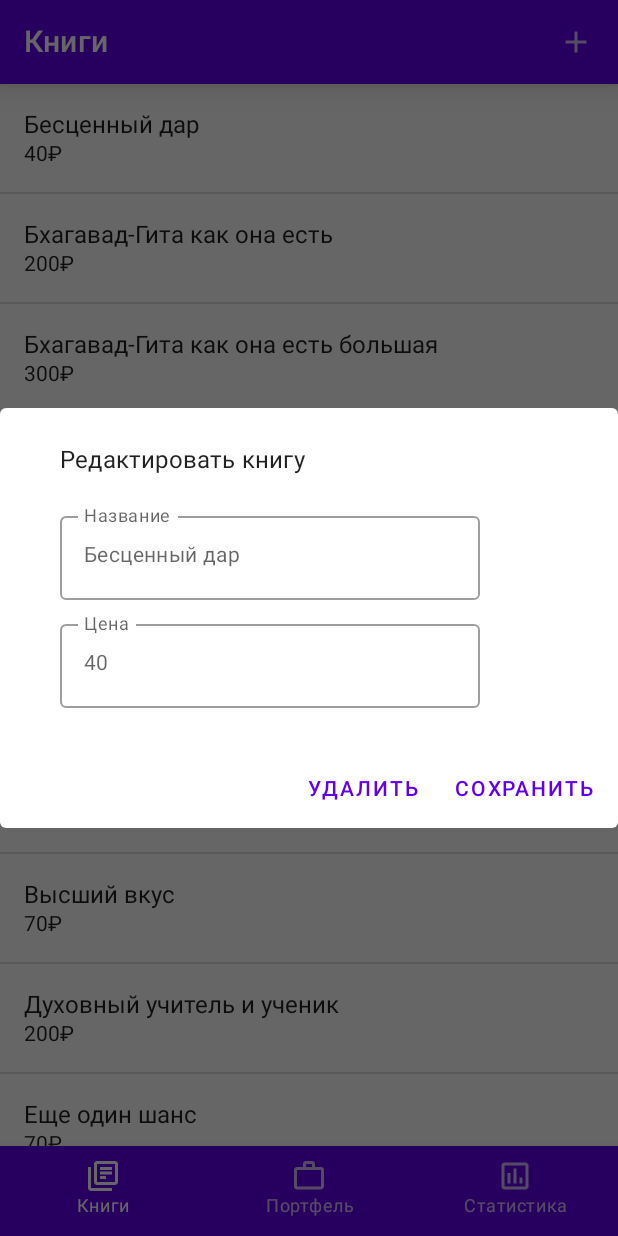
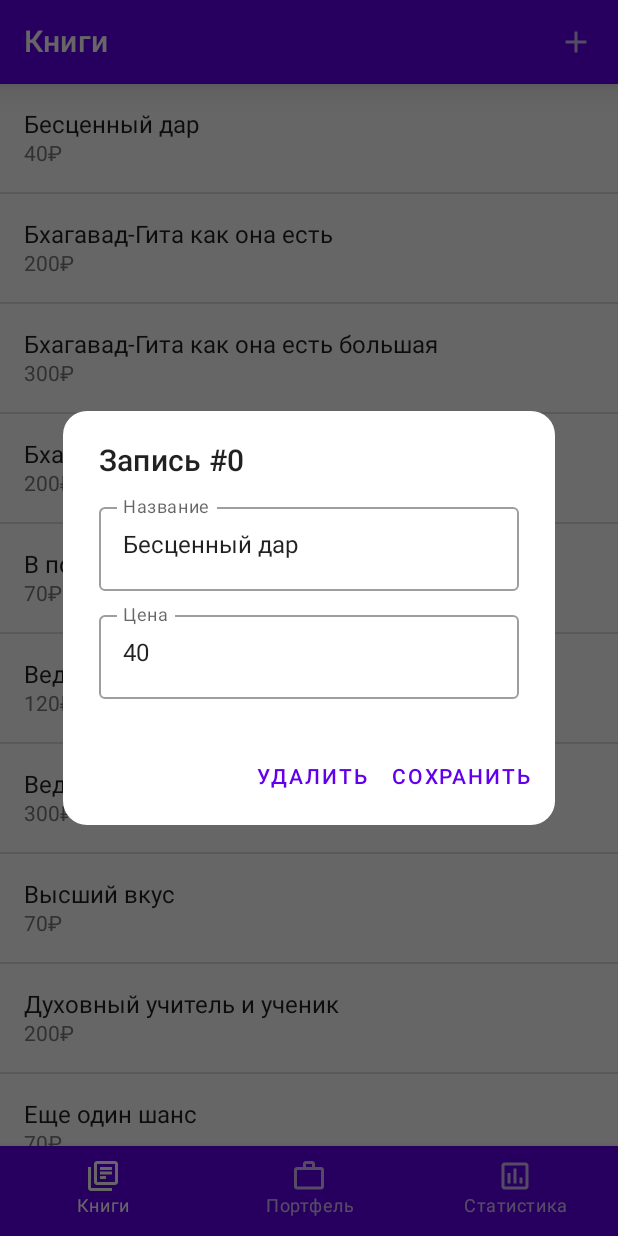
Before and after one commit to NikitaaGorbatko/Sankirtan, an Android app built with Jetpack Compose: the screen it shows after launch (MainActivity), after a tap on an icon or button, on a phone screen of 412 x 824 dp. Run offline under Robolectric (Android 15) with nearby library versions, the phone set to English and light mode, and no system bars; our stand-ins replace Room's generated code.

Commit message:
design work

```diff
--- a/app/src/main/java/nikitagorbatko/example/sankirtan/BooksFragment.kt
+++ b/app/src/main/java/nikitagorbatko/example/sankirtan/BooksFragment.kt
@@ -5,15 +5,9 @@ import androidx.compose.foundation.clickable
 import androidx.compose.foundation.layout.*
 import androidx.compose.foundation.lazy.LazyColumn
 import androidx.compose.foundation.lazy.items
-import androidx.compose.foundation.shape.RoundedCornerShape
 import androidx.compose.material.*
 import androidx.compose.runtime.*
-import androidx.compose.ui.Alignment
 import androidx.compose.ui.Modifier
-import androidx.compose.ui.graphics.Color
-import androidx.compose.ui.graphics.TileMode
-import androidx.compose.ui.res.colorResource
-import androidx.compose.ui.text.font.FontStyle
 import androidx.compose.ui.unit.ExperimentalUnitApi
 import androidx.compose.ui.unit.TextUnit
 import androidx.compose.ui.unit.TextUnitType
@@ -52,12 +46,11 @@ private fun BookCard(book: Book, onClickDialog: (book: Book) -> Unit) {
             //color = MaterialTheme.colors.onPrimary,
             maxLines = 1,
             fontSize = TextUnit(16f, TextUnitType.Sp),
-            modifier = Modifier
-                .padding(16.dp, 10.dp, 16.dp, 2.dp)
+            modifier = Modifier.padding(16.dp, 10.dp, 16.dp, 2.dp)
         )
         Text(
             book.cost.toString() + "₽",
-            //color = MaterialTheme.colors.onPrimary,
+            style = MaterialTheme.typography.body2,
             fontSize = TextUnit(14f, TextUnitType.Sp),
             modifier = Modifier.padding(16.dp, 0.dp, 16.dp, 10.dp)
         )
--- a/app/src/main/java/nikitagorbatko/example/sankirtan/DialogProvider.kt
+++ b/app/src/main/java/nikitagorbatko/example/sankirtan/DialogProvider.kt
@@ -13,23 +13,13 @@ import androidx.compose.ui.Alignment
 import androidx.compose.ui.ExperimentalComposeUiApi
 import androidx.compose.ui.Modifier
 import androidx.compose.ui.draw.clip
-import androidx.compose.ui.graphics.Color
-import androidx.compose.ui.layout.AlignmentLine
 import androidx.compose.ui.layout.FirstBaseline
-import androidx.compose.ui.res.dimensionResource
-import androidx.compose.ui.res.painterResource
-import androidx.compose.ui.text.font.FontWeight
 import androidx.compose.ui.text.input.KeyboardType
-import androidx.compose.ui.text.style.TextAlign
-import androidx.compose.ui.tooling.preview.Preview
 import androidx.compose.ui.unit.*
 import androidx.compose.ui.window.Dialog
-import androidx.compose.ui.window.DialogProperties
-import com.google.android.material.dialog.MaterialAlertDialogBuilder
 import kotlinx.coroutines.CoroutineScope
 import kotlinx.coroutines.launch
-import nikitagorbatko.example.sankirtan.ui.theme.SankirtanTheme
-
+import java.lang.Exception
 
 
 //Create book dialog
@@ -42,7 +32,7 @@ fun CreateBookDialog(
     closeLambda: () -> Unit
 ) {
     var bookName by remember { mutableStateOf("") }
-    var cost by remember { mutableStateOf("") }
+    var bookCost by remember { mutableStateOf("") }
 
     Dialog(onDismissRequest = { closeLambda() }) {
         Column(modifier = Modifier
@@ -63,22 +53,28 @@ fun CreateBookDialog(
             OutlinedTextField(
                 modifier = Modifier.padding(bottom = 8.dp, end = 24.dp),
                 value = bookName,
+                maxLines = 1,
                 onValueChange = { bookName = it },
                 label = { Text("Название") }
             )
             OutlinedTextField(
                 keyboardOptions = KeyboardOptions(keyboardType = KeyboardType.Number),
                 modifier = Modifier.padding(bottom = 28.dp, end = 24.dp),
-                value = cost,
-                onValueChange = {
-                    if ((!it.contains("-")) or (!it.contains("."))) cost = it
-                },
+                value = bookCost,
+                maxLines = 1,
+                onValueChange = { if (it.length < 4) bookCost = it },
                 label = { Text("Цена") }
             )
-            Box(modifier = Modifier.fillMaxSize().padding(end = 8.dp, bottom = 8.dp), contentAlignment = Alignment.BottomEnd) {
+            Box(
+                contentAlignment = Alignment.BottomEnd,
+                modifier = Modifier
+                    .fillMaxSize()
+                    .padding(end = 8.dp, bottom = 8.dp)
+            ) {
                 TextButton(
+                    enabled = bookName.length > 3 && try { bookCost.toInt() > 0 } catch (_: Exception) { false },
                     onClick = {
-                        if (dao.insertBook(bookName, cost.toInt()) > 0) {
+                        if (dao.insertBook(bookName, bookCost.toInt()) > 0) {
                             coroutineScope.launch {
                                 snackbarHostState.showSnackbar(
                                     "$bookName добавлена",
@@ -107,35 +103,58 @@ fun EditBookDialog(
     var editedName by remember { mutableStateOf(book.name) }
     var editedCost by remember { mutableStateOf(book.cost.toString()) }
 
-    AlertDialog(
-        onDismissRequest = { closeLambda(false) },
-        title = {
+    Dialog(onDismissRequest = { closeLambda(false) }) {
+        Column(modifier = Modifier
+            .clip(RoundedCornerShape(16.dp))
+            .background(MaterialTheme.colors.surface)
+            .height(intrinsicSize = IntrinsicSize.Min)
+            .width(IntrinsicSize.Max)
+            .padding(24.dp, 0.dp, 0.dp, 0.dp)
+        ) {
+            Box(Modifier.height(56.dp)) {
                 Text(
-                text = "Редактировать книгу",
-                modifier = Modifier.padding(16.dp, 16.dp, 16.dp, 8.dp),
+                    text = "Запись #${book.id}",
+                    style = MaterialTheme.typography.h6,
+                    modifier = Modifier
+                        .paddingFrom(alignmentLine = FirstBaseline, 40.dp)
                 )
-        },
-        text = {
-            Column() {
+            }
             OutlinedTextField(
-                    modifier = Modifier.padding(16.dp, 16.dp, 16.dp, 8.dp),
+                modifier = Modifier.padding(bottom = 8.dp, end = 24.dp),
                 value = editedName,
+                maxLines = 1,
                 onValueChange = { editedName = it },
                 label = { Text("Название") }
             )
             OutlinedTextField(
                 keyboardOptions = KeyboardOptions(keyboardType = KeyboardType.Number),
-                    modifier = Modifier.padding(16.dp, 0.dp, 16.dp, 0.dp),
+                modifier = Modifier.padding(bottom = 28.dp, end = 24.dp),
                 value = editedCost,
-                    onValueChange = { if ((it != "-") or (it != ".")) editedCost = it },
+                maxLines = 1,
+                onValueChange = { if (it.length < 4) editedCost = it },
                 label = { Text("Цена") }
             )
+            Row(
+                horizontalArrangement = Arrangement.End,
+                modifier = Modifier
+                    .fillMaxSize()
+                    .padding(end = 8.dp, bottom = 8.dp)
+            ) {
+                TextButton(onClick = {
+                    if (dao.deleteBook(book) == 1) {
+                        closeLambda(true)
+                        coroutineScope.launch {
+                            snackbarHostState.showSnackbar(
+                                "${book.name} удалена",
+                                "ОК",
+                                SnackbarDuration.Short
+                            )
                         }
-        },
-        confirmButton = {
+                    }
+                }) { Text("УДАЛИТЬ") }
                 TextButton(
+                    enabled = editedName.length > 3 && try { editedCost.toInt() > 0 } catch (_: Exception) { false },
                     onClick = {
-                    //dao.updateBook(Book(book.id, book.name, book.))
                         if (dao.updateBook(book.id, editedName, editedCost.toInt()) == 1) {
                             coroutineScope.launch {
                                 snackbarHostState.showSnackbar(
@@ -148,21 +167,9 @@ fun EditBookDialog(
                         closeLambda(false)
                     }
                 ) { Text("СОХРАНИТЬ") }
-        },
-        dismissButton = {
-            TextButton(onClick = {
-                if (dao.deleteBook(book) == 1) {
-                    closeLambda(true)
-                    coroutineScope.launch {
-                        snackbarHostState.showSnackbar(
-                            "${book.name} удалена",
-                            "ОК",
-                            SnackbarDuration.Short
-                        )
             }
-            } }) { Text("УДАЛИТЬ") }
         }
-    )
+    }
 }
 
 @ExperimentalComposeUiApi
@@ -179,33 +186,34 @@ fun CreateItemDialog(
     var expanded by remember { mutableStateOf(false) }
 
     Dialog(onDismissRequest = { closeLambda() }) {
-        Column (
-            modifier = Modifier
+        Column(modifier = Modifier
             .clip(RoundedCornerShape(16.dp))
             .background(MaterialTheme.colors.surface)
             .height(intrinsicSize = IntrinsicSize.Min)
             .width(IntrinsicSize.Max)
+            .padding(24.dp, 0.dp, 0.dp, 0.dp)
         ) {
-            Text("Набор книг",
-                modifier = Modifier.padding(24.dp),
+            Box(Modifier.height(56.dp)) {
+                Text("Комплект",
                     style = MaterialTheme.typography.h6,
-                //fontWeight = FontWeight.W600
+                    modifier = Modifier
+                        .paddingFrom(alignmentLine = FirstBaseline, 40.dp)
                 )
-            Divider()
-            //Dropdown
-            Row(
-                Modifier
+            }
+            Row(Modifier
                     .clickable { expanded = !expanded }
-                    .padding(24.dp, 16.dp, 24.dp, 16.dp),
+                    .padding(bottom = 16.dp, end = 24.dp),
                 horizontalArrangement = Arrangement.SpaceAround,
                 //verticalAlignment = Alignment.CenterVertically,
             ) {
                 Text(
                     text = currentBook.name,
                     style = MaterialTheme.typography.body1,
+                    maxLines = 2,
                     modifier = Modifier
                         .padding(end = 8.dp)
-                        .fillMaxWidth(0.9f), maxLines = 2)
+                        .fillMaxWidth(0.9f),
+                    )
                 Icon(imageVector = Icons.Filled.ArrowDropDown, contentDescription = "")
                 DropdownMenu(expanded = expanded, modifier = Modifier.height(250.dp), onDismissRequest = {
                     expanded = false
@@ -216,23 +224,25 @@ fun CreateItemDialog(
                                 expanded = false
                                 currentBook = book
                             },
-                        ) { Text(text = book.name) }
+                        ) { Text(text = book.name, style = MaterialTheme.typography.body1) }
                     }
                 }
             }
             OutlinedTextField(
                 keyboardOptions = KeyboardOptions(keyboardType = KeyboardType.Number),
-                modifier = Modifier.padding(24.dp, 0.dp, 24.dp, 36.dp),
+                modifier = Modifier.padding(end = 24.dp, bottom = 0.dp),
                 value = amount,
                 onValueChange = { amount = if (it.length < 4) it else amount},
                 label = { Text("Количество") }
             )
-            Column (horizontalAlignment = Alignment.End, modifier = Modifier.width(IntrinsicSize.Max)) {
-                Button(
+            Box(
+                contentAlignment = Alignment.BottomEnd,
+                modifier = Modifier.fillMaxSize()
+            ) {
+                TextButton(
+                    enabled = try { amount.toInt() > 0 } catch (_: Exception) { false },
                     modifier = Modifier.padding(8.dp, 0.dp, 8.dp, 8.dp),
                     onClick = {
-                        //dao.updateBook(Book(book.id, book.name, book.))
-                        val item = Item(1, currentBook.name, currentBook.cost, amount.toInt())
                         if (dao.insertItem(currentBook.name, currentBook.cost, amount.toInt()) > 0) {
                             coroutineScope.launch {
                                 snackbarHostState.showSnackbar(
@@ -248,80 +258,4 @@ fun CreateItemDialog(
             }
         }
     }
-
 }
-
-//@Composable
-//fun EdiItemDialog(
-//    dao: BookDao,
-//    item: Item,
-//    coroutineScope: CoroutineScope,
-//    snackbarHostState: SnackbarHostState,
-//    closeLambda: (delete: Boolean) -> Unit
-//) {
-//    var editedName by remember { mutableStateOf(item.name) }
-//    var editedCost by remember { mutableStateOf(book.cost.toString()) }
-//
-//    AlertDialog(
-//        onDismissRequest = { closeLambda(false) },
-//        title = {
-//            Row(horizontalArrangement = Arrangement.SpaceBetween) {
-//                Text(
-//                    text = "Изменение книги",
-//                    modifier = Modifier.padding(16.dp, 16.dp, 16.dp, 8.dp),
-//                )
-//                IconButton(
-//                    onClick = {
-//                        if (dao.deleteBook(book) == 1) {
-//                            closeLambda(true)
-//                            coroutineScope.launch {
-//                                snackbarHostState.showSnackbar(
-//                                    "${book.name} удалена",
-//                                    "ОК",
-//                                    SnackbarDuration.Short
-//                                )
-//                            }
-//                        }
-//                    }
-//                ) { Icon(painterResource(R.drawable.ic_delete), "Delete") }
-//            }
-//        },
-//        text = {
-//            Column() {
-//                OutlinedTextField(
-//                    modifier = Modifier.padding(16.dp, 16.dp, 16.dp, 8.dp),
-//                    value = editedName,
-//                    onValueChange = { editedName = it },
-//                    label = { Text("Название") }
-//                )
-//                OutlinedTextField(
-//                    keyboardOptions = KeyboardOptions(keyboardType = KeyboardType.Number),
-//                    modifier = Modifier.padding(16.dp, 0.dp, 16.dp, 0.dp),
-//                    value = editedCost,
-//                    onValueChange = { if ((it != "-") or (it != ".")) editedCost = it },
-//                    label = { Text("Цена") }
-//                )
-//            }
-//        },
-//        confirmButton = {
-//            Button(
-//                onClick = {
-//                    //dao.updateBook(Book(book.id, book.name, book.))
-//                    if (dao.updateBook(book.id, editedName, editedCost.toInt()) == 1) {
-//                        coroutineScope.launch {
-//                            snackbarHostState.showSnackbar(
-//                                "${book.name} изменена",
-//                                "OK",
-//                                SnackbarDuration.Short
-//                            )
-//                        }
-//                    }
-//                    closeLambda(false)
-//                }
-//            ) { Text("Изменить") }
-//        },
-//        dismissButton = {
-//            Button(onClick = { closeLambda(false) }) { Text("Отменить") }
-//        }
-//    )
-//}
--- a/app/src/main/java/nikitagorbatko/example/sankirtan/ui/theme/Color.kt
+++ b/app/src/main/java/nikitagorbatko/example/sankirtan/ui/theme/Color.kt
@@ -5,5 +5,5 @@ import androidx.compose.ui.graphics.Color
 val Purple200 = Color(0xFFBB86FC)
 val Purple500 = Color(0xFF6200EE)
 val Purple700 = Color(0xFF3700B3)
-val Teal200 = Color(0xFF03DAC5)
-val SecondaryText = Color(0x57FFFFFF)
+//val Teal200 = Color(0xFF03DAC5)
+val Gray = Color(0xFF232F34)
--- a/app/src/main/java/nikitagorbatko/example/sankirtan/ui/theme/Theme.kt
+++ b/app/src/main/java/nikitagorbatko/example/sankirtan/ui/theme/Theme.kt
@@ -10,13 +10,15 @@ import androidx.compose.ui.graphics.Color
 private val DarkColorPalette = darkColors(
         primary = Purple200,
         primaryVariant = Purple700,
-        secondary = Teal200,
+        secondary = Gray,
+        onSecondary = Gray
 )
 
 private val LightColorPalette = lightColors(
-        primary = Purple500,
-        primaryVariant = Purple700,
-        secondary = Teal200,
+//        primary = Purple500,
+//        primaryVariant = Purple700,
+//        secondary = Gray,
+//        onSecondary = Gray
 
         /* Other default colors to override
     background = Color.White,
--- a/app/src/main/java/nikitagorbatko/example/sankirtan/ui/theme/Type.kt
+++ b/app/src/main/java/nikitagorbatko/example/sankirtan/ui/theme/Type.kt
@@ -1,6 +1,7 @@
 package nikitagorbatko.example.sankirtan.ui.theme
 
 import androidx.compose.material.Typography
+import androidx.compose.ui.graphics.Color
 import androidx.compose.ui.text.TextStyle
 import androidx.compose.ui.text.font.FontFamily
 import androidx.compose.ui.text.font.FontWeight
@@ -11,7 +12,13 @@ val Typography = Typography(
         body1 = TextStyle(
                 fontFamily = FontFamily.Default,
                 fontWeight = FontWeight.Normal,
-                fontSize = 16.sp
+                fontSize = 16.sp,
+        ),
+        body2 = TextStyle(
+                fontFamily = FontFamily.Default,
+                fontWeight = FontWeight.Normal,
+                fontSize = 14.sp,
+                color = Color(0xFF7A7A7A)
         ),
 //        button = TextStyle(
 //                fontFamily = FontFamily.SansSerif
--- a/app/src/main/res/values/themes.xml
+++ b/app/src/main/res/values/themes.xml
@@ -11,6 +11,8 @@
         <item name="colorOnSecondary">@color/black</item>
         <!-- Status bar color. -->
         <item name="android:statusBarColor" tools:targetApi="l">?attr/colorPrimaryVariant</item>
+        <item name="textAppearanceBody1">@color/secondary_text</item>
+        <item name="android:textColorSecondary">@color/secondary_text</item>
         <!-- Customize your theme here. -->
     </style>
 
```
Lines whose indentation alone changed are shown as unchanged.
